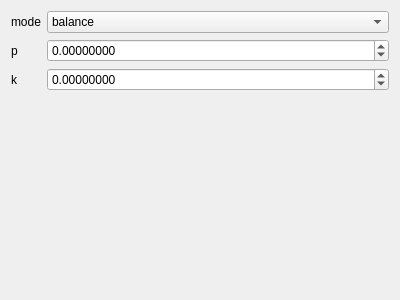
Before: the Qt Designer form control.ui in trnila/balancer_debugger, drawn with Qt 5.
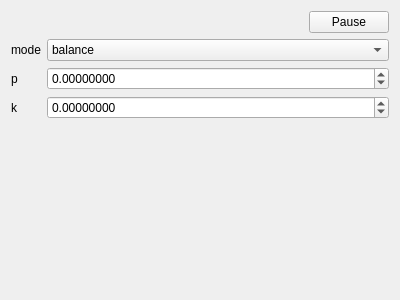
After: the same form once the commit is applied.

Commit message: Pause button

The edit to the form file:
```diff
--- a/control.ui
+++ b/control.ui
@@ -14,6 +14,33 @@
    <string>Form</string>
   </property>
   <layout class="QVBoxLayout" name="verticalLayout">
+   <item>
+    <layout class="QHBoxLayout" name="horizontalLayout">
+     <item>
+      <spacer name="horizontalSpacer">
+       <property name="orientation">
+        <enum>Qt::Horizontal</enum>
+       </property>
+       <property name="sizeHint" stdset="0">
+        <size>
+         <width>40</width>
+         <height>20</height>
+        </size>
+       </property>
+      </spacer>
+     </item>
+     <item>
+      <widget class="QPushButton" name="pauseBtn">
+       <property name="text">
+        <string>Pause</string>
+       </property>
+       <property name="checkable">
+        <bool>true</bool>
+       </property>
+      </widget>
+     </item>
+    </layout>
+   </item>
    <item>
     <layout class="QFormLayout" name="formLayout">
      <item row="0" column="0">
```
The commit also changes 1 other file.
